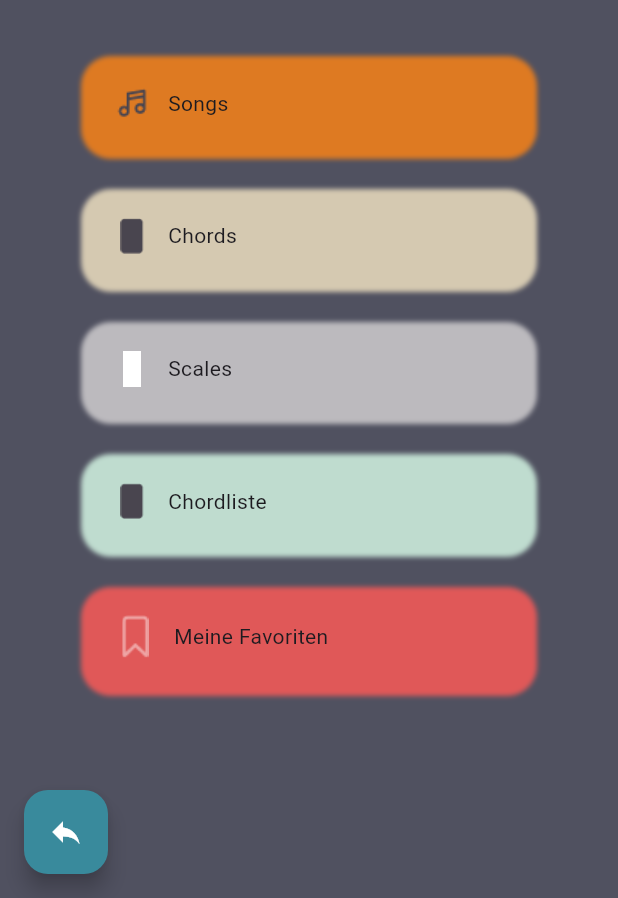
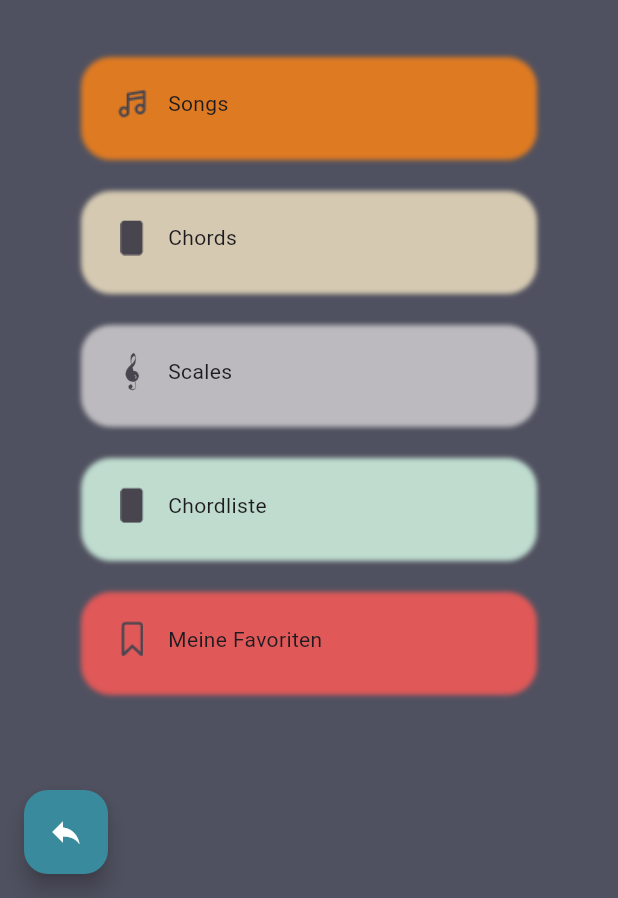
Before and after one commit to Miguele73/final_guitalele_project, a Flutter app: the screen it shows after launch, on a phone screen of 412 x 824 dp, the part 338-1236 px from its top. Run offline on Flutter 3.47's test engine with Material 3 defaults, Android fonts, the phone set to English and light mode, and no system bars.

Commit message:
Notenschlüssel geändert

```diff
--- a/lib/main.dart
+++ b/lib/main.dart
@@ -56,8 +56,7 @@ class MainApp extends StatelessWidget {
                 selectionText: 'Scales',
                 imageIcon: ImageIcon(
                   AssetImage('assets/iconImages/ClefIcon.png'),
-                  size: 24,
-                  color: Colors.white,
+                  size: 28,
                 ),
               ),
               DesicionsBox(
@@ -72,8 +71,7 @@ class MainApp extends StatelessWidget {
                 selectionText: 'Meine Favoriten',
                 imageIcon: ImageIcon(
                   AssetImage('assets/iconImages/FavoritesBookmark.png'),
-                  size: 36,
-                  color: const Color.fromARGB(116, 255, 255, 255),
+                  size: 24,
                 ),
               ),
             ],
```
Also changed, not shown: assets/iconImages/ClefIcon.png.
